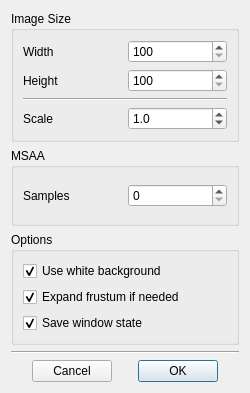
The window that applications/Mapple/dialogs/dialog_snapshot.ui (LiangliangNan/Easy3D) describes before a commit, drawn with Qt 5.
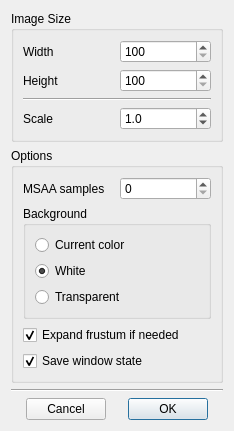
The same window after the commit.

Commit message: more background options for snapshot

Diff of the .ui file:
```diff
--- a/applications/Mapple/dialogs/dialog_snapshot.ui
+++ b/applications/Mapple/dialogs/dialog_snapshot.ui
@@ -6,14 +6,14 @@
    <rect>
     <x>0</x>
     <y>0</y>
-    <width>250</width>
-    <height>393</height>
+    <width>234</width>
+    <height>381</height>
    </rect>
   </property>
   <property name="windowTitle">
    <string>Snapshot</string>
   </property>
-  <layout class="QVBoxLayout" name="verticalLayout">
+  <layout class="QVBoxLayout" name="verticalLayout_3">
    <item>
     <widget class="QGroupBox" name="groupBoxImageSize">
      <property name="title">
@@ -97,19 +97,21 @@
     </widget>
    </item>
    <item>
-    <widget class="QGroupBox" name="groupBoxMSAA">
+    <widget class="QGroupBox" name="groupBoxOptions">
      <property name="title">
-      <string>MSAA</string>
+      <string>Options</string>
      </property>
-     <layout class="QGridLayout" name="gridLayout_3">
-      <item row="0" column="0">
+     <layout class="QVBoxLayout" name="verticalLayout_2">
+      <item>
+       <layout class="QHBoxLayout" name="horizontalLayout_2">
+        <item>
        <widget class="QLabel" name="labelImageSamples">
         <property name="text">
-         <string>Samples</string>
+           <string>MSAA samples</string>
         </property>
        </widget>
       </item>
-      <item row="0" column="1">
+        <item>
        <widget class="QSpinBox" name="spinBoxSamples">
         <property name="minimum">
          <number>0</number>
@@ -123,35 +125,41 @@
        </widget>
       </item>
      </layout>
-    </widget>
    </item>
    <item>
-    <widget class="QGroupBox" name="groupBoxOptions">
+       <widget class="QGroupBox" name="groupBox">
      <property name="title">
-      <string>Options</string>
-     </property>
-     <layout class="QGridLayout" name="gridLayout_2">
-      <item row="0" column="0">
-       <widget class="QCheckBox" name="checkBoxUseWhiteBackground">
+         <string>Background</string>
+        </property>
+        <layout class="QVBoxLayout" name="verticalLayout">
+         <item>
+          <widget class="QRadioButton" name="radioButtonCurrentColorBackground">
         <property name="text">
-         <string>Use white background</string>
-        </property>
-        <property name="checked">
-         <bool>true</bool>
-        </property>
-       </widget>
-      </item>
-      <item row="2" column="0">
-       <widget class="QCheckBox" name="checkBoxSaveWindowState">
+            <string>Current color</string>
+           </property>
+          </widget>
+         </item>
+         <item>
+          <widget class="QRadioButton" name="radioButtonWhiteBackground">
         <property name="text">
-         <string>Save window state</string>
+            <string>White</string>
         </property>
         <property name="checked">
          <bool>true</bool>
         </property>
        </widget>
       </item>
-      <item row="1" column="0">
+         <item>
+          <widget class="QRadioButton" name="radioButtonTransparentBackground">
+           <property name="text">
+            <string>Transparent</string>
+           </property>
+          </widget>
+         </item>
+        </layout>
+       </widget>
+      </item>
+      <item>
        <widget class="QCheckBox" name="checkBoxExpandFrustum">
         <property name="text">
          <string>Expand frustum if needed</string>
@@ -161,6 +169,16 @@
         </property>
        </widget>
       </item>
+      <item>
+       <widget class="QCheckBox" name="checkBoxSaveWindowState">
+        <property name="text">
+         <string>Save window state</string>
+        </property>
+        <property name="checked">
+         <bool>true</bool>
+        </property>
+       </widget>
+      </item>
      </layout>
     </widget>
    </item>
```
Left out of the diff: 4 changed lines with no effect on the pictures. Lines whose indentation alone changed are shown as unchanged. The commit also changes 3 other files.
